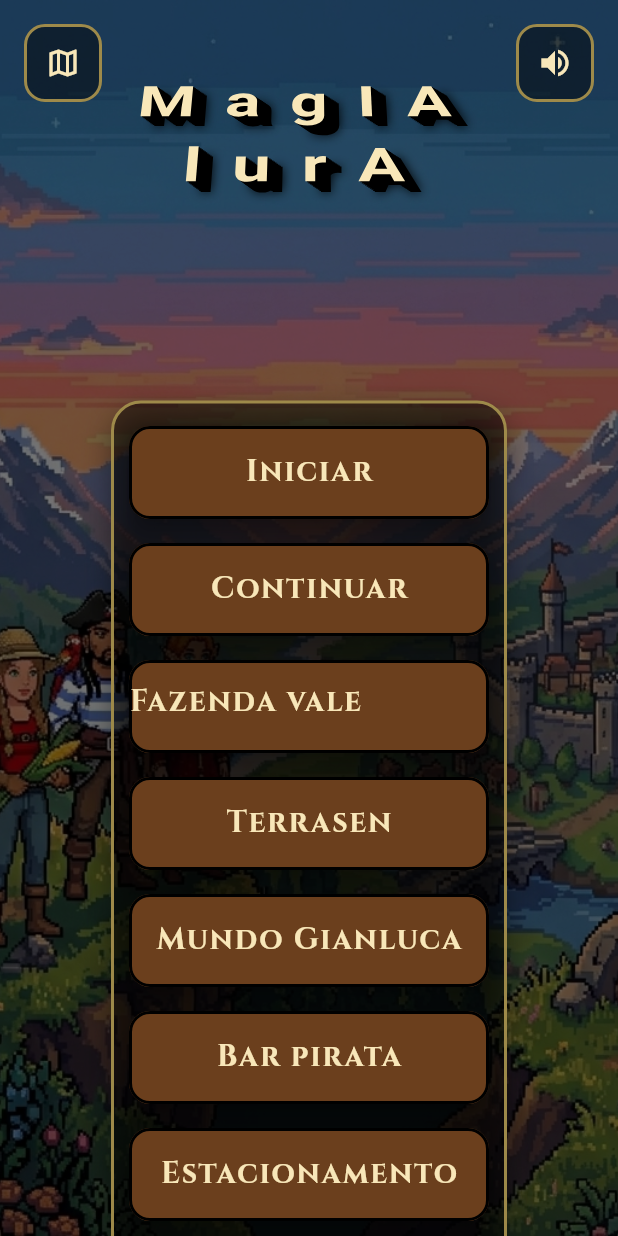
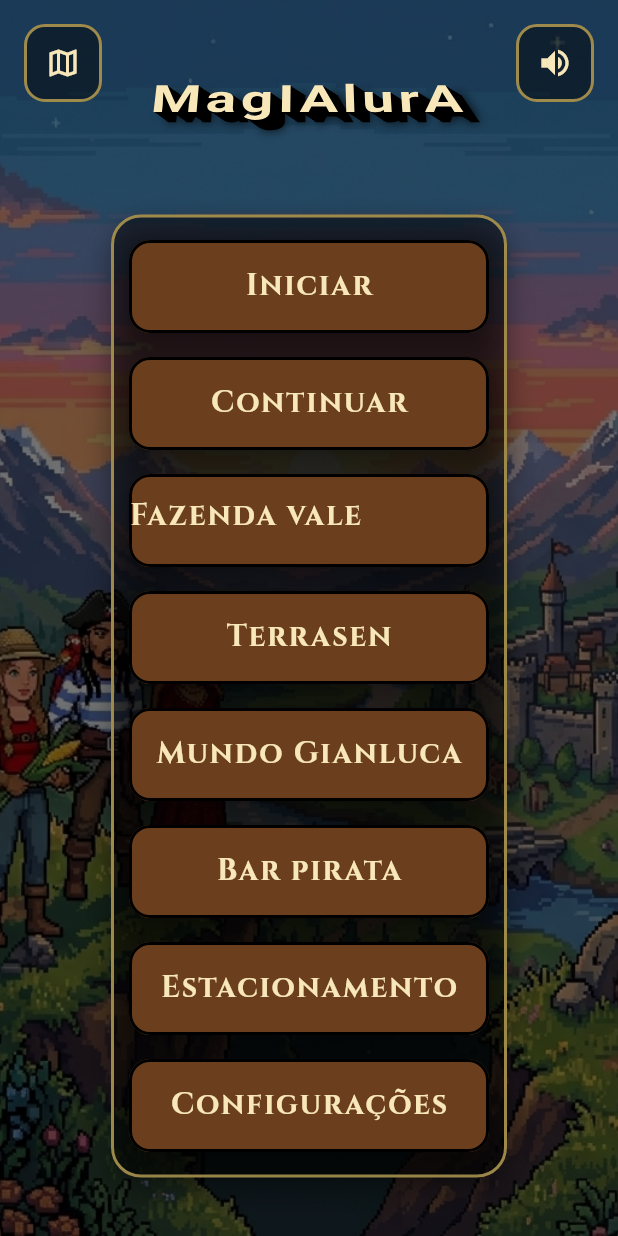
Before and after one commit to m7julia/PI_3_0102_02, a Flutter app: the screen it shows after launch, on a phone screen of 412 x 824 dp. Run offline on Flutter 3.47's test engine with Material 3 defaults, Android fonts, the phone set to English and light mode, and no system bars; our stand-ins replace audioplayers, cloud_firestore, firebase_auth, firebase_core, flutter_map, geolocator and 3 more; accounts and stored records are empty; generated files the repository leaves out were written again.

Commit message:
arrumando o titulo da home

```diff
--- a/lib/screens/home/home_screen.dart
+++ b/lib/screens/home/home_screen.dart
@@ -11,9 +11,8 @@ import '../game/../game/personagem/criar_personagem_screen.dart';
 import 'package:geolocator/geolocator.dart';
 import 'package:flutter_map/flutter_map.dart';
 import 'package:latlong2/latlong.dart';
-// Adicione esses imports no topo do arquivo home_screen.dart
 import 'package:cloud_firestore/cloud_firestore.dart';
-import 'package:rpg_game/services/personagem_service.dart'; // ajuste o path
+import 'package:rpg_game/services/personagem_service.dart';
 
 class HomeScreen extends StatefulWidget {
   const HomeScreen({super.key});
@@ -110,10 +109,6 @@ class _HomeScreenState extends State<HomeScreen> {
       MaterialPageRoute(builder: (_) => const CriarPersonagemScreen()),
     );
   }
-
-  // ──────────────────────────────────────────────
-  // GEOLOCALIZAÇÃO
-  // ──────────────────────────────────────────────
 
   Future<Position?> _solicitarLocalizacao() async {
     bool serviceEnabled = await Geolocator.isLocationServiceEnabled();
@@ -261,10 +256,10 @@ class _HomeScreenState extends State<HomeScreen> {
                               'MagIAlurA',
                               textAlign: TextAlign.center,
                               style: GoogleFonts.cinzelDecorative(
-                                fontSize: 45,
+                                fontSize: 38,
                                 fontWeight: FontWeight.bold,
                                 color: const Color(0xFFF8E7B9),
-                                letterSpacing: 20,
+                                letterSpacing: 3,
                                 shadows: [
                                   for (int i = 1; i <= 10; i++)
                                     Shadow(
@@ -289,7 +284,7 @@ class _HomeScreenState extends State<HomeScreen> {
                             ),
                           ),
 
-                          const SizedBox(height: 115),
+                          const SizedBox(height: 50),
 
                           Container(
                             width: 300,
```
Also changed, not shown: 1 other file.
